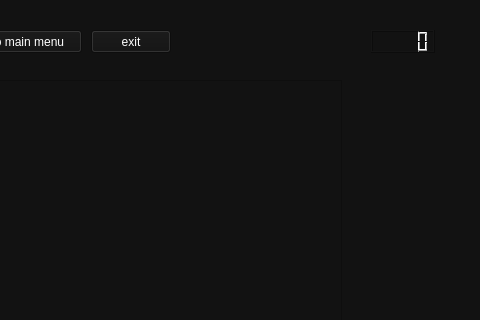
Before: the Qt Designer form layout-main_window.ui in VivekThazhathattil/mnemopy, drawn with Qt 5; both pictures show x 259 to 739 and y 0 to 320 of the 739 by 446 pixel window.
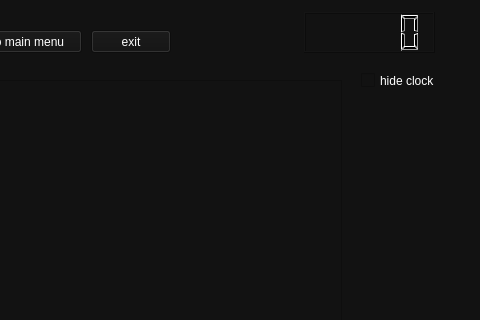
After: the same form once the commit is applied. The open tabs and pages were chosen to show the change. Icons and pictures are not drawn.

Commit message:
minor feature addition for 5min_nums applet
add page number display for 5min_nums applet
integrate working stopwatch for 5min_nums applet
fix click_next and click_prev bound issues

Patch:
```diff
--- a/layout-main_window.ui
+++ b/layout-main_window.ui
@@ -421,10 +421,10 @@
      <widget class="QLCDNumber" name="lcdNumber_5min">
       <property name="geometry">
        <rect>
-        <x>630</x>
-        <y>50</y>
-        <width>64</width>
-        <height>23</height>
+        <x>563</x>
+        <y>32</y>
+        <width>131</width>
+        <height>41</height>
        </rect>
       </property>
      </widget>
@@ -451,6 +451,22 @@
        <string>0/10</string>
       </property>
      </widget>
+     <widget class="QCheckBox" name="hide_clock_checkbox">
+      <property name="geometry">
+       <rect>
+        <x>620</x>
+        <y>90</y>
+        <width>85</width>
+        <height>21</height>
+       </rect>
+      </property>
+      <property name="styleSheet">
+       <string notr="true">color: rgb(255, 255, 255);</string>
+      </property>
+      <property name="text">
+       <string>hide clock</string>
+      </property>
+     </widget>
     </widget>
     <widget class="QWidget" name="page_15min_words">
      <widget class="QPushButton" name="button_begin_7">
```
Left out of the diff: 2 changed lines with no effect on the pictures. The commit also changes 2 other files.
